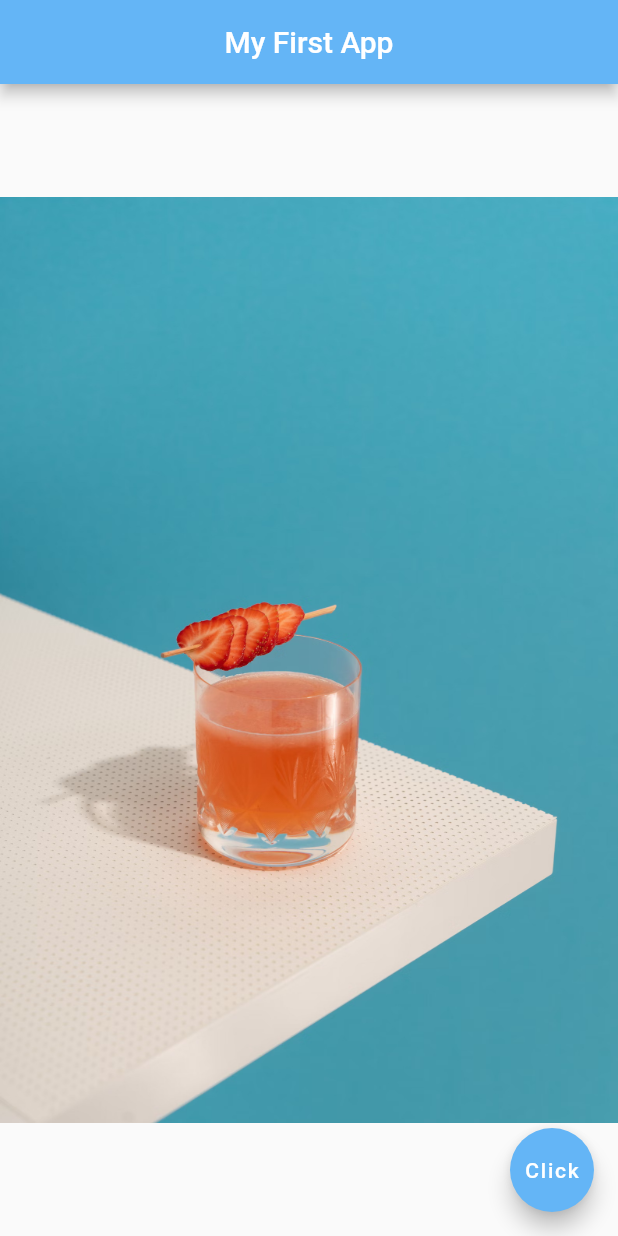
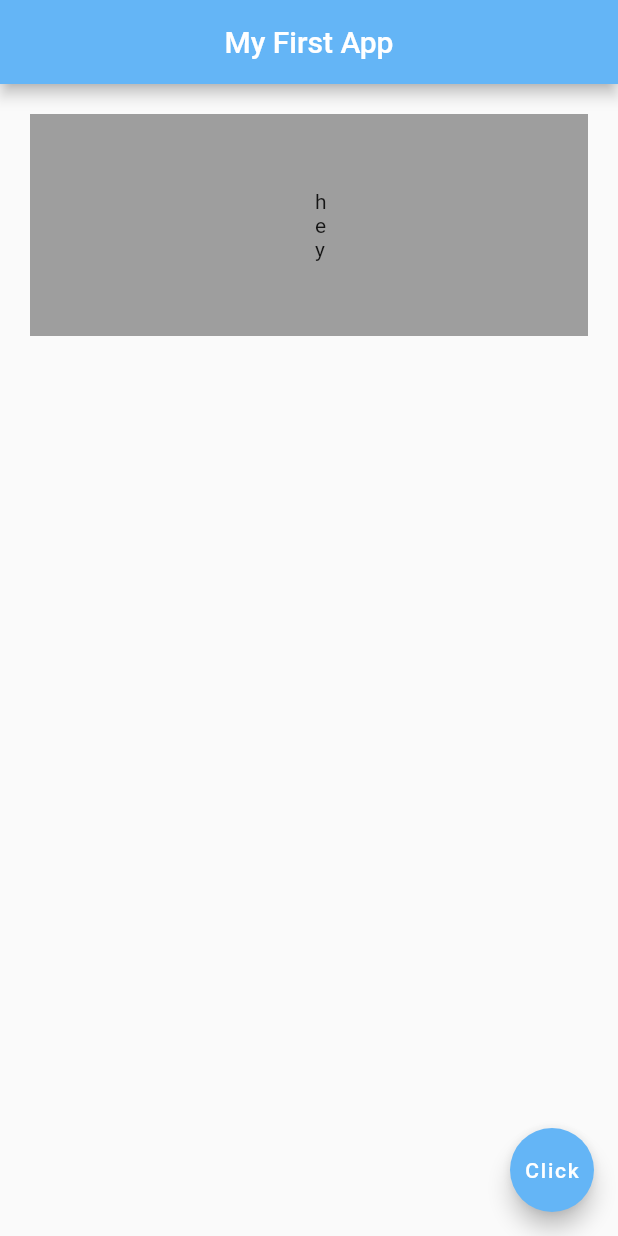
Before and after one commit to lokesh-5050/flutter-initial, a Flutter app: the screen it shows after launch, on a phone screen of 412 x 824 dp. Run offline on Flutter 3.47's test engine with Material 2 defaults, Android fonts, the light colour scheme and no system bars.

Commit message:
buttons and padding and margins

```diff
--- a/lib/main.dart
+++ b/lib/main.dart
@@ -1,9 +1,7 @@
 import 'package:flutter/material.dart';
 
 void main() {
-  runApp(MaterialApp(
-    home: Home()
-  ));
+  runApp(MaterialApp(home: Home()));
 }
 
 class Home extends StatelessWidget {
@@ -17,8 +15,41 @@ class Home extends StatelessWidget {
         centerTitle: true,
         backgroundColor: Colors.blue[300],
       ),
-      body: Center(
-        child : Image.asset('assets/fooddrink.jpg')
+      // body: Center(
+        body: Container(
+          padding: EdgeInsets.symmetric(horizontal:190 , vertical: 50),
+          margin: EdgeInsets.all(20),
+          child: Text("hey"),
+          color: Colors.grey,
+        ),
+
+          // child: ElevatedButton(
+          //   onPressed: ()=>{},
+          //   child: Text("hey"),
+          // ),
+          // child: IconButton(
+          //   onPressed: ()=>{},
+          //   icon: Icon(Icons.alarm),
+          //   color: Colors.blue,
+          // ),
+          // child: ElevatedButton.icon(
+          //   style: ElevatedButton.styleFrom(
+          //     backgroundColor: Colors.blue[400]
+          //   ),
+          //   onPressed: () => {},
+          //   icon: Icon(
+          //     Icons.mail,
+          //     color: Colors.white,
+          //   ),
+          //   label: Text("Mail me"),
+          // ),
+          // child : Image.asset('assets/fooddrink.jpg')
+          // child: Icon(
+          //   Icons.sunny,
+          //   color: Colors.blue,
+          //   size: 30,
+          // ),
+
           // ,child: Text(
           //   'Hey There',
           //   style: TextStyle(
@@ -28,7 +59,7 @@ class Home extends StatelessWidget {
           //       letterSpacing: 2.9,
           //       fontFamily: 'RobotoItalic'),
           // ),
-      ),
+          // ),
       floatingActionButton: FloatingActionButton(
         onPressed: () => print("hey"),
         child: Text("Click"),
```
Lines whose indentation alone changed are shown as unchanged.
